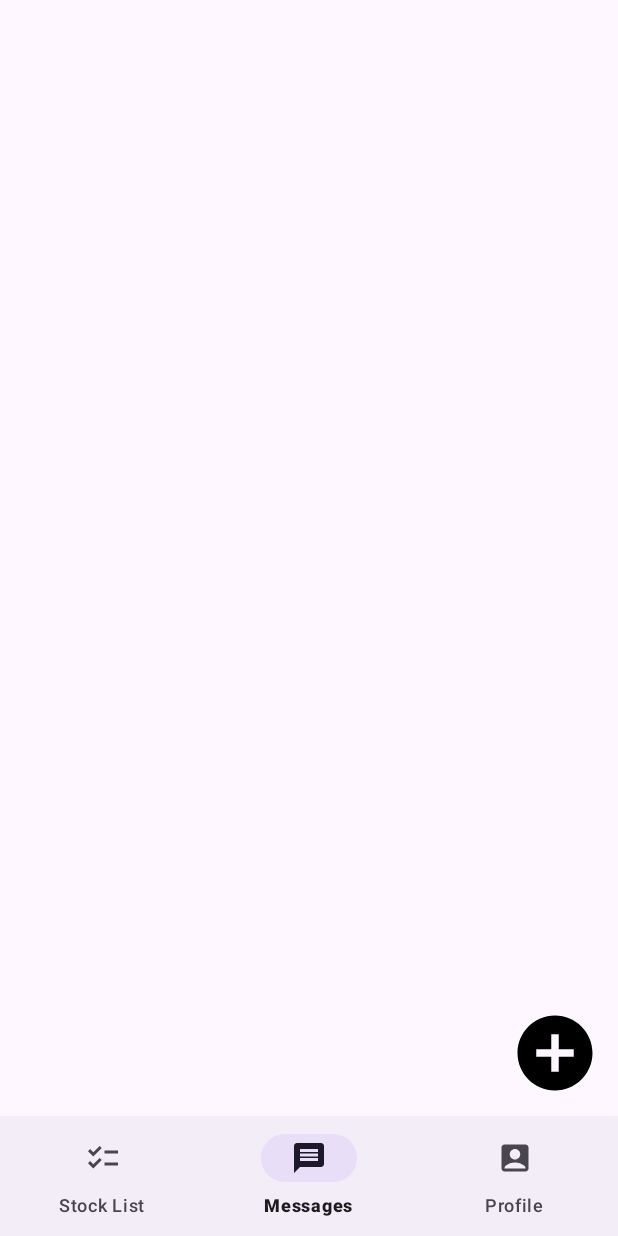
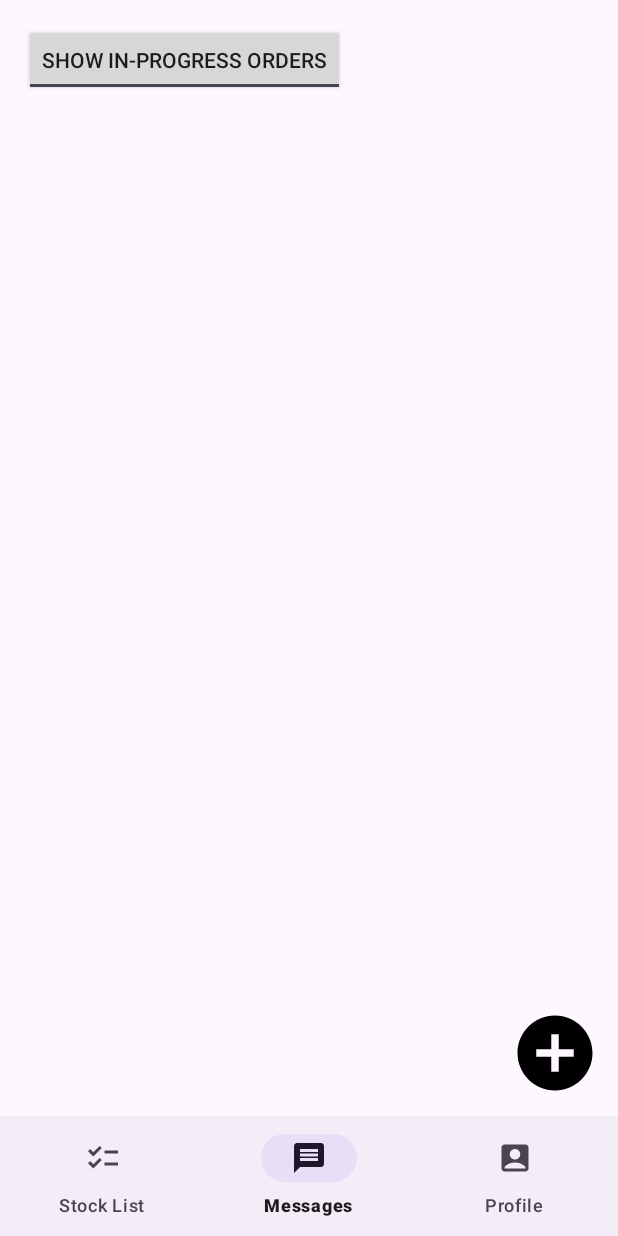
Before and after one commit to ih9972/Ballz.beta, an Android app: the Messages screen opened directly, with no data from a screen before it, on a phone screen of 412 x 824 dp. Run offline under Robolectric (Android 15) with nearby library versions, the phone set to English and light mode, and no system bars; our stand-ins replace Firebase (no records; nobody signed in at launch, a user with empty details on screens opened directly).

Commit message:
spereted between done orders and undone orders in the messages display

```diff
--- a/app/src/main/java/com/example/ballzbeta/Messages.java
+++ b/app/src/main/java/com/example/ballzbeta/Messages.java
@@ -43,6 +43,9 @@ public class Messages extends AppCompatActivity {
     // UI for message display
     private RecyclerView recyclerMessages;
     private MessageAdapter messageAdapter;
+    private ToggleButton toggleButton;
+    private List<Order> allOrders = new ArrayList<>();
+    private List<Order> visibleOrders = new ArrayList<>();
 
     // Data
     private List<WarehouseItem> warehouseItems = new ArrayList<>();
@@ -79,6 +82,14 @@ public class Messages extends AppCompatActivity {
                     return true;
                 }
                 return true;
+            }
+        });
+        toggleButton = findViewById(R.id.toggleButton);
+
+        toggleButton.setOnCheckedChangeListener(new CompoundButton.OnCheckedChangeListener() {
+            @Override
+            public void onCheckedChanged(CompoundButton buttonView, boolean isChecked) {
+                filterOrders(isChecked); // true = completed, false = in-progress
             }
         });
 
@@ -136,6 +147,7 @@ public class Messages extends AppCompatActivity {
 
     /**
      * Fetches all messages (orders/notifications) from Firebase for the current company.
+     * Filters based on ToggleButton state to show either done or not-done orders.
      */
     private void loadMessages() {
         String uid = FirebaseAuth.getInstance().getCurrentUser().getUid();
@@ -147,17 +159,20 @@ public class Messages extends AppCompatActivity {
         ordersRef.addListenerForSingleValueEvent(new ValueEventListener() {
             @Override
             public void onDataChange(@NonNull DataSnapshot snapshot) {
-                messageList.clear();
+                allOrders.clear();  // holds all relevant orders
                 for (DataSnapshot snap : snapshot.getChildren()) {
                     Order order = snap.getValue(Order.class);
                     if (order != null && (
                             uid.equals(order.getSender()) ||
                                     uid.equals(order.getReceiver()) ||
                                     "system".equals(order.getSender()))) {
-                        messageList.add(order);
+                        allOrders.add(order);
                     }
                 }
-                messageAdapter.notifyDataSetChanged();
+
+                // Filter based on toggle state
+                boolean showCompleted = toggleButton.isChecked();
+                filterOrders(showCompleted); // Updates visible list and adapter
             }
 
             @Override
@@ -166,6 +181,7 @@ public class Messages extends AppCompatActivity {
             }
         });
     }
+
 
     /**
      * Opens the dialog to create a new order.
@@ -314,4 +330,13 @@ public class Messages extends AppCompatActivity {
             }
         });
     }
+    private void filterOrders(boolean showCompleted) {
+        visibleOrders.clear();
+        for (Order order : allOrders) {
+            if (order.isDone() == showCompleted) {
+                visibleOrders.add(order);
+            }
+        }
+        messageAdapter.updateList(visibleOrders);
+    }
 }
--- a/app/src/main/java/com/example/ballzbeta/adapters/MessageAdapter.java
+++ b/app/src/main/java/com/example/ballzbeta/adapters/MessageAdapter.java
@@ -282,4 +282,9 @@ public class MessageAdapter extends RecyclerView.Adapter<MessageAdapter.ViewHold
             }
         });
     }
+    public void updateList(List<Order> newList) {
+        messageList.clear();
+        messageList.addAll(newList);
+        notifyDataSetChanged();
+    }
 }
--- a/app/src/main/res/layout/activity_messages.xml
+++ b/app/src/main/res/layout/activity_messages.xml
@@ -7,6 +7,15 @@
     android:layout_height="match_parent"
     android:orientation="vertical"
     tools:context=".Messages">
+
+    <ToggleButton
+        android:id="@+id/toggleButton"
+        android:layout_width="wrap_content"
+        android:layout_height="wrap_content"
+        android:textOff="Show In-Progress Orders"
+        android:textOn="Show Completed Orders"
+        android:checked="false"
+        android:layout_margin="16dp" />
 
     <androidx.recyclerview.widget.RecyclerView
         android:id="@+id/messageRecyclerView"
```
